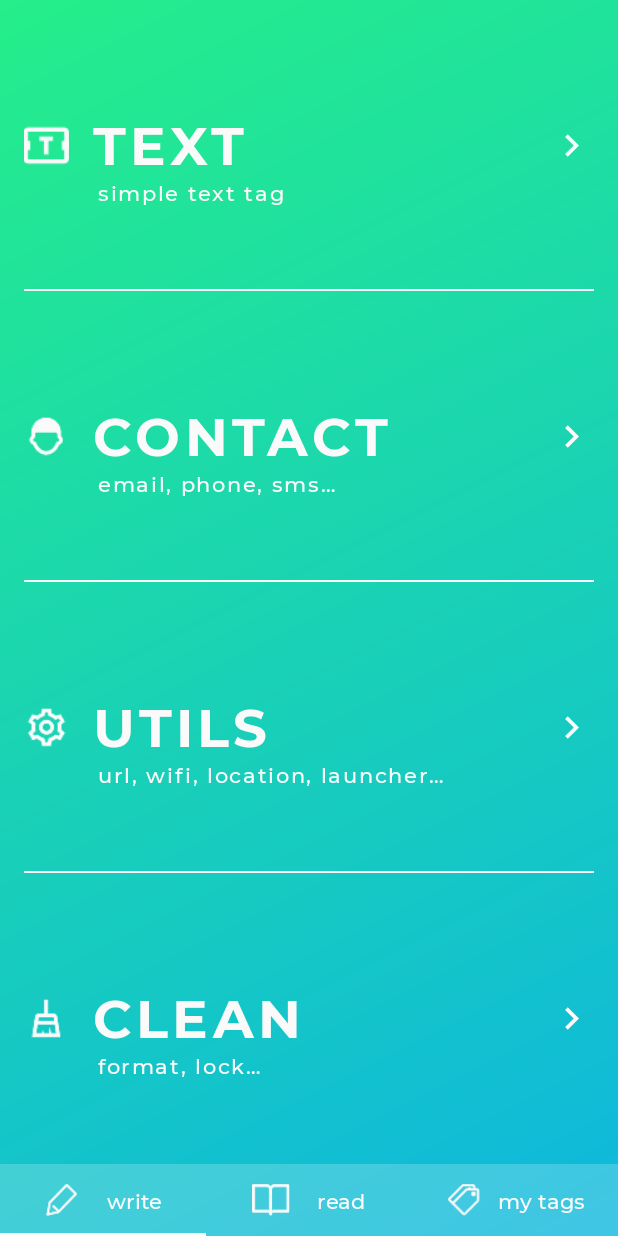
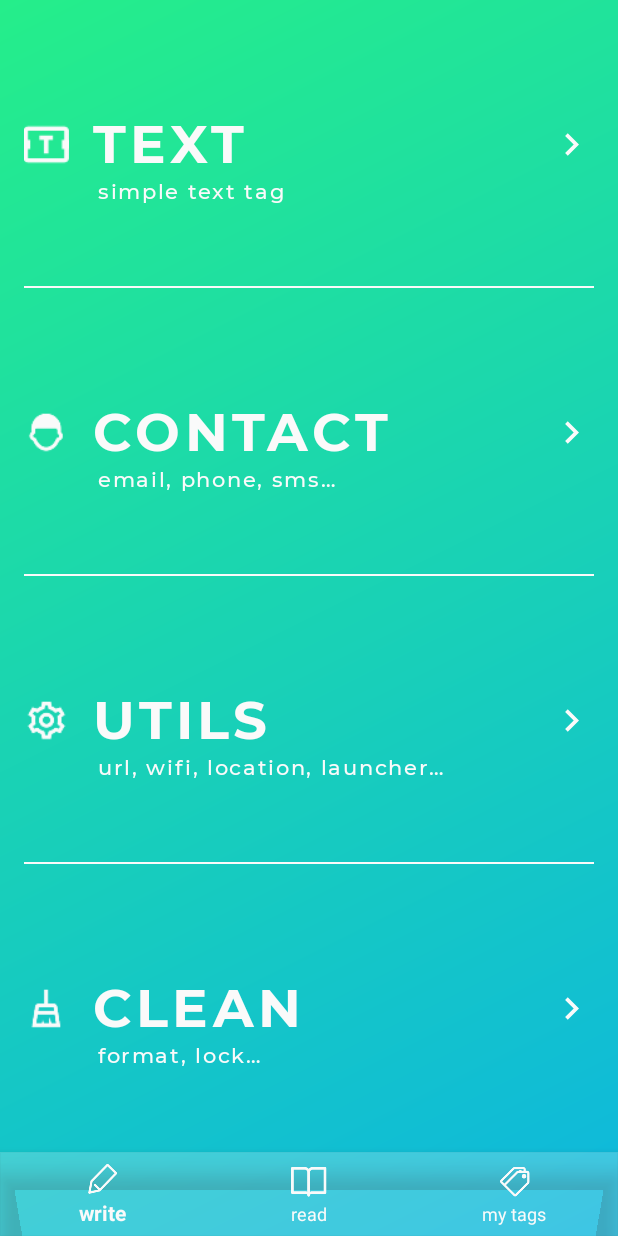
Before and after one commit to l3vick/EasyNfc, an Android app: the screen it shows after launch (MainActivity), on a phone screen of 412 x 824 dp. Run offline under Robolectric (Android 15) with nearby library versions, the phone set to English and light mode, and no system bars; our stand-ins replace Room's generated code, RxJava; 10 statements that could not run were skipped.

Commit message:
bottom navigation in progress (fix)

```diff
--- a/app/src/main/java/com/easynfc/MainActivity.kt
+++ b/app/src/main/java/com/easynfc/MainActivity.kt
@@ -4,13 +4,11 @@ import android.app.Activity
 import android.content.Context
 import android.content.Intent
 import android.os.Bundle
-import android.view.LayoutInflater
 import android.view.MenuItem
+import android.view.MotionEvent
 import android.view.View
 import android.widget.ImageView
-import androidx.constraintlayout.widget.ConstraintLayout
 import androidx.core.content.ContextCompat
-import androidx.core.view.isVisible
 import androidx.fragment.app.Fragment
 import com.easynfc.presentation.base.BaseActivity
 import com.easynfc.presentation.component.adapter.MenuPagerAdapter
@@ -21,18 +19,15 @@ import com.easynfc.presentation.ui.read.ReadFragment
 import com.easynfc.utils.NfcManager
 import kotlinx.android.synthetic.main.activity_main.*
 import org.jetbrains.anko.startActivity
-import androidx.viewpager.widget.ViewPager.OnPageChangeListener
-import com.easynfc.presentation.base.BaseFragment
 import com.easynfc.presentation.component.custom.CustomViewPager
 import com.easynfc.presentation.ui.category.CleanFragment
 import com.easynfc.presentation.ui.category.ContactFragment
 import com.easynfc.presentation.ui.category.UtilsFragment
 import com.easynfc.presentation.ui.write.WriteFragment
 import com.vipera.onepay.util.AppConstants
-import kotlinx.android.synthetic.main.custom_tab.view.*
-import android.view.MotionEvent
 import android.view.inputmethod.InputMethodManager
 import androidx.appcompat.widget.Toolbar
+import com.google.android.material.bottomnavigation.BottomNavigationView
 
 
 class MainActivity : BaseActivity() {
@@ -41,9 +36,12 @@ class MainActivity : BaseActivity() {
 
     lateinit var nfcManager: NfcManager
     lateinit var mToolbar: Toolbar
-    private lateinit var mPager: CustomViewPager
-    private val adapter = MenuPagerAdapter(supportFragmentManager)
 
+    private val categoryFragment = CategoryFragment.newInstance()
+    private val readFragment = ReadFragment.newInstance()
+    private val myTagsFragment = MyTagsFragment.newInstance()
+
+    private lateinit var active: Fragment
 
     companion object {
         fun start(context: Context) {
@@ -80,27 +78,27 @@ class MainActivity : BaseActivity() {
     override fun onTouchEvent(event: MotionEvent): Boolean {
         val imm = getSystemService(Activity.INPUT_METHOD_SERVICE) as InputMethodManager
         if (currentFocus != null) {
-            val fragment = getFragment<BaseFragment>(adapter, mPager)
+           /* val fragment = getFragment<BaseFragment>(adapter, mPager)
             if (fragment is WriteFragment) {
                 fragment.resetHint()
-            }
+            }*/
             imm.hideSoftInputFromWindow(currentFocus!!.windowToken, 0)
         }
         return true
     }
 
     private fun navigateFragmentBack() {
-        when (getFragment<BaseFragment>(adapter, mPager)) {
+      /*  when (getFragment<BaseFragment>(adapter, mPager)) {
             is ContactFragment, is UtilsFragment, is CleanFragment -> navigateToCategory()
             is ReadFragment -> navigateToLoading()
             is WriteFragment -> navBackFromWriter()
-        }
+        }*/
     }
 
     fun replaceFragmentViewPager(fragment: Fragment, position: Int) {
-        adapter.replaceFragment(position, fragment)
+       /* adapter.replaceFragment(position, fragment)
         adapter.notifyDataSetChanged()
-        setupTabLayout()
+        setupTabLayout()*/
     }
 
     private fun navigateToCategory() {
@@ -154,7 +152,7 @@ class MainActivity : BaseActivity() {
 
         mToolbar.title = getString(R.string.empty)
 
-        mPager = pager
+        /*mPager = pager
 
         mPager.swipeEnabled = false
 
@@ -194,8 +192,42 @@ class MainActivity : BaseActivity() {
                     showToolbarWithMenu(getString(R.string.toolbar_title_mytags))
                 }
             }
-        })
+        })*/
+
+
+        //SETUP BNV
+        supportFragmentManager.beginTransaction().add(R.id.container, myTagsFragment, "3").hide(myTagsFragment).commit()
+        supportFragmentManager.beginTransaction().add(R.id.container, readFragment, "2").hide(readFragment).commit()
+        supportFragmentManager.beginTransaction().add(R.id.container, categoryFragment, "1").commit()
+
+        active = categoryFragment
+        bottomNavigator.setOnNavigationItemSelectedListener(mOnNavigationItemSelectedListener)
+
     }
+
+    private val mOnNavigationItemSelectedListener = BottomNavigationView.OnNavigationItemSelectedListener { item ->
+        when (item.itemId) {
+            R.id.navigation_home -> {
+                supportFragmentManager.beginTransaction().hide(active).show(categoryFragment).commit()
+                active = categoryFragment
+                return@OnNavigationItemSelectedListener true
+            }
+
+            R.id.navigation_dashboard -> {
+                supportFragmentManager.beginTransaction().hide(active).show(readFragment).commit()
+                active = readFragment
+                return@OnNavigationItemSelectedListener true
+            }
+
+            R.id.navigation_notifications -> {
+                supportFragmentManager.beginTransaction().hide(active).show(myTagsFragment).commit()
+                active = myTagsFragment
+                return@OnNavigationItemSelectedListener true
+            }
+        }
+        false
+    }
+
 
     private fun hideToolbar() {
         mToolbar.visibility = View.GONE
@@ -226,7 +258,7 @@ class MainActivity : BaseActivity() {
     }
 
     private fun setupTabLayout() {
-        val writeTab = LayoutInflater.from(this).inflate(R.layout.custom_tab, null) as ConstraintLayout
+        /*val writeTab = LayoutInflater.from(this).inflate(R.layout.custom_tab, null) as ConstraintLayout
         val readTab = LayoutInflater.from(this).inflate(R.layout.custom_tab, null) as ConstraintLayout
         val myTagsTab = LayoutInflater.from(this).inflate(R.layout.custom_tab, null) as ConstraintLayout
 
@@ -240,7 +272,7 @@ class MainActivity : BaseActivity() {
 
         myTagsTab.txtTab.text = getString(R.string.third_tab_title)
         myTagsTab.imgTab.background = ContextCompat.getDrawable(this, R.drawable.ic_my_tags)
-        tabLayout.getTabAt(AppConstants.THIRD_TAB_POSITION)!!.customView = myTagsTab
+        tabLayout.getTabAt(AppConstants.THIRD_TAB_POSITION)!!.customView = myTagsTab*/
     }
 
 }
--- a/app/src/main/java/com/easynfc/data/source/TagsRepository.kt
+++ b/app/src/main/java/com/easynfc/data/source/TagsRepository.kt
@@ -1,13 +1,15 @@
 package com.easynfc.data.source
 
 import android.app.Application
+import android.content.Context
 import android.os.AsyncTask
 import androidx.lifecycle.LiveData
+import androidx.lifecycle.MutableLiveData
 import com.easynfc.data.model.*
 import com.easynfc.data.source.local.TagsDao
 import com.easynfc.data.source.local.TagsDatabase
 
-class TagsRepository(application: Application) {
+class TagsRepository(context: Context) {
 
     private var tagsDao: TagsDao
 
@@ -19,7 +21,7 @@ class TagsRepository(application: Application) {
 
 
     init {
-        val database: TagsDatabase = TagsDatabase.getInstance(application.applicationContext)!!
+        val database: TagsDatabase = TagsDatabase.getInstance(context)!!
         tagsDao = database.tagsDao()
         textList = tagsDao.getTextList()
         emailList = tagsDao.getEmailList()
--- a/app/src/main/java/com/easynfc/data/source/local/TagsDao.kt
+++ b/app/src/main/java/com/easynfc/data/source/local/TagsDao.kt
@@ -1,6 +1,7 @@
 package com.easynfc.data.source.local
 
 import androidx.lifecycle.LiveData
+import androidx.lifecycle.MutableLiveData
 import androidx.room.Dao
 import androidx.room.Insert
 import androidx.room.Query
--- /dev/null
+++ b/app/src/main/java/com/easynfc/presentation/component/custom/CustomLifeCycleOwner.kt
@@ -0,0 +1,29 @@
+package com.easynfc.presentation.component.custom
+
+import android.util.Log
+import androidx.lifecycle.Lifecycle
+import androidx.lifecycle.LifecycleRegistry
+import androidx.lifecycle.LifecycleOwner
+
+
+class CustomLifeCycleOwner : LifecycleOwner {
+
+    private val mLifecycleRegistry: LifecycleRegistry = LifecycleRegistry(this)
+
+    init {
+        mLifecycleRegistry.handleLifecycleEvent(Lifecycle.Event.ON_START)
+    }
+
+    fun stopListening() {
+        mLifecycleRegistry.handleLifecycleEvent(Lifecycle.Event.ON_STOP)
+    }
+
+    fun startListening() {
+        mLifecycleRegistry.handleLifecycleEvent(Lifecycle.Event.ON_START)
+    }
+
+    override fun getLifecycle(): Lifecycle {
+        Log.i("CustomLifeCycleOwner", "Returning registry!!")
+        return mLifecycleRegistry
+    }
+}
--- a/app/src/main/java/com/easynfc/presentation/viewmodel/TagsViewModel.kt
+++ b/app/src/main/java/com/easynfc/presentation/viewmodel/TagsViewModel.kt
@@ -1,28 +1,29 @@
 package com.easynfc.presentation.viewmodel
 
-import android.app.Application
-import androidx.lifecycle.AndroidViewModel
 import androidx.lifecycle.LiveData
+import androidx.lifecycle.ViewModel
+import androidx.lifecycle.ViewModelProvider
 import com.easynfc.data.model.*
 import com.easynfc.data.source.TagsRepository
+import io.reactivex.disposables.CompositeDisposable
 
-class TagsViewModel(application: Application) : AndroidViewModel(application) {
+class TagsViewModel(var repository: TagsRepository): ViewModel() {
 
-    private var repository: TagsRepository = TagsRepository(application)
+    private var disposable = CompositeDisposable()
 
-    private var listText: LiveData<List<Text>> = repository.getAllText()
+    private val listText: LiveData<List<Text>> = repository.getAllText()
 
-    private var listUrl: LiveData<List<Url>> = repository.getAllUrl()
+    private val listUrl: LiveData<List<Url>> = repository.getAllUrl()
 
-    private var listEmail: LiveData<List<Email>> = repository.getAllEmail()
+    private val listEmail: LiveData<List<Email>> = repository.getAllEmail()
 
-    private var listPhone: LiveData<List<Phone>> = repository.getAllPhone()
+    private val listPhone: LiveData<List<Phone>> = repository.getAllPhone()
 
-    private var listLauncher: LiveData<List<Launcher>> = repository.getAllLauncher()
+    private val listLauncher: LiveData<List<Launcher>> = repository.getAllLauncher()
 
+    fun  getData(): List<BaseTag>{
 
-    fun getData(): List<BaseTag>{
-        var allData= mutableListOf<BaseTag>()
+        val allData= mutableListOf<BaseTag>()
 
         if (listText.value != null){
             listText.value!!.forEach {
@@ -69,6 +70,18 @@ class TagsViewModel(application: Application) : AndroidViewModel(application) {
     fun getAllText(): LiveData<List<Text>> {
         return listText
     }
+
+
+    fun getAllText2(): LiveData<List<Text>> {
+        disposable.add(repository.getAllText2()
+                .subscribeOn(Schedulers.newThread())
+                .observeOn(AndroidSchedulers.mainThread())
+                .subscribe({ data -> onSetAccountSuccess(data) }
+                        , { error -> onSetAccountError(error) }))
+        return listText
+    }
+
+
 
     fun deleteAllText() {
         repository.deleteAllText()
@@ -152,3 +165,10 @@ class TagsViewModel(application: Application) : AndroidViewModel(application) {
         repository.deleteAllPhone()
     }
 }
+
+
+class TagsViewModelFactory(private val repository: TagsRepository) : ViewModelProvider.NewInstanceFactory() {
+    override fun <T : ViewModel?> create(modelClass: Class<T>): T {
+        return TagsViewModel(repository) as T
+    }
+}
--- a/app/src/main/res/layout/activity_main.xml
+++ b/app/src/main/res/layout/activity_main.xml
@@ -28,20 +28,23 @@
     </androidx.appcompat.widget.Toolbar>
 
 
-    <com.easynfc.presentation.component.custom.CustomViewPager
-        android:id="@+id/pager"
+    <FrameLayout
+        android:id="@+id/container"
         android:layout_width="match_parent"
         android:layout_height="0dp"
-        app:layout_constraintBottom_toTopOf="@+id/tabLayout"
+        app:layout_constraintBottom_toTopOf="@+id/bottomNavigator"
         app:layout_constraintEnd_toEndOf="parent"
         app:layout_constraintStart_toStartOf="parent"
         app:layout_constraintTop_toBottomOf="@+id/toolbar" />
 
-    <com.google.android.material.tabs.TabLayout xmlns:android="http://schemas.android.com/apk/res/android"
-        android:id="@+id/tabLayout"
+    <com.google.android.material.bottomnavigation.BottomNavigationView
+        android:id="@+id/bottomNavigator"
         style="@style/tab_layout"
         android:layout_width="match_parent"
         android:layout_height="wrap_content"
-        app:layout_constraintBottom_toBottomOf="parent" />
+        app:itemIconTint="@color/gray_material_50"
+        app:itemTextColor="@color/gray_material_50"
+        app:layout_constraintBottom_toBottomOf="parent"
+        app:menu="@menu/navigation" />
 
 </androidx.constraintlayout.widget.ConstraintLayout>
--- /dev/null
+++ b/app/src/main/res/menu/navigation.xml
@@ -0,0 +1,17 @@
+<?xml version="1.0" encoding="utf-8"?>
+<menu xmlns:android="http://schemas.android.com/apk/res/android">
+    <item
+        android:id="@+id/navigation_home"
+        android:icon="@drawable/ic_write"
+        android:title="@string/first_tab_title" />
+
+    <item
+        android:id="@+id/navigation_dashboard"
+        android:icon="@drawable/ic_read"
+        android:title="@string/second_tab_title" />
+
+    <item
+        android:id="@+id/navigation_notifications"
+        android:icon="@drawable/ic_my_tags"
+        android:title="@string/third_tab_title" />
+</menu>
```
Also changed, not shown: app/build.gradle (+4 -4 lines), app/src/main/java/com/easynfc/presentation/ui/mytags/MyTagsFragment.kt (+31 -11 lines), build.gradle (+4 -4 lines), gradle/wrapper/gradle-wrapper.properties.
